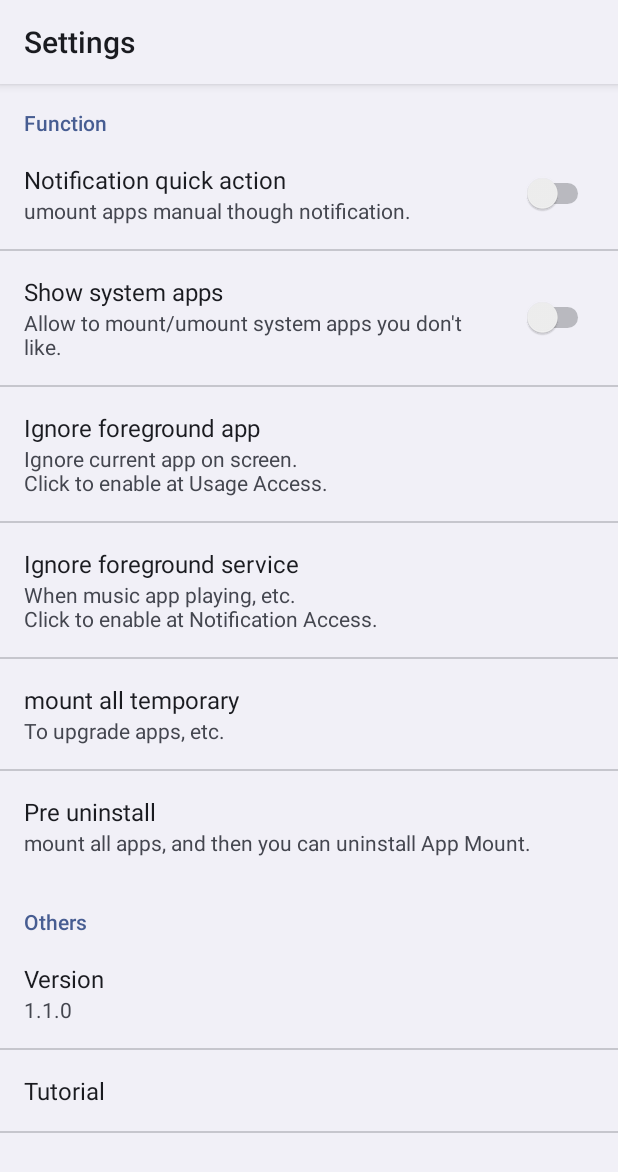
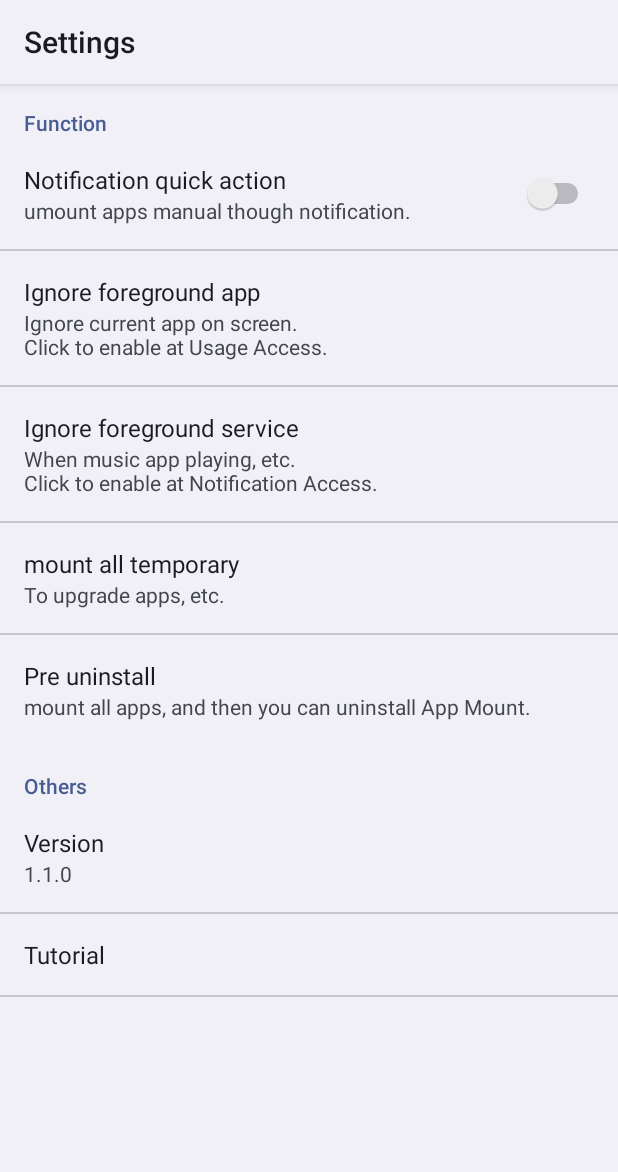
Before and after one commit to mthli/Mount, an Android app: the SettingsActivity screen opened directly, with no data from a screen before it, on a phone screen of 412 x 824 dp. Shown: the top 1172 px of the screen. Run offline under Robolectric (Android 15) with nearby library versions, the phone set to English and light mode, and no system bars; our stand-ins replace RxJava.

Commit message:
just show system apps which can be launched

```diff
--- a/app/src/main/java/io/github/mthli/mount/app/MountActivity.java
+++ b/app/src/main/java/io/github/mthli/mount/app/MountActivity.java
@@ -49,7 +49,6 @@ import io.github.mthli.mount.util.DisplayUtils;
 import io.github.mthli.mount.util.ImageUtils;
 import io.github.mthli.mount.util.IntentUtils;
 import io.github.mthli.mount.util.PolicyUtils;
-import io.github.mthli.mount.util.PreferenceUtils;
 import io.github.mthli.mount.util.RxUtils;
 import io.github.mthli.mount.util.ToastUtils;
 import io.github.mthli.mount.widget.PackageSettingLayout;
@@ -304,10 +303,8 @@ public class MountActivity extends Activity implements AbsListView.OnScrollListe
                         }
 
                         // filter we don't want
-                        boolean isShowSystemApps = PreferenceUtils.isShowSystemApps(MountActivity.this);
                         for (ApplicationInfo info : applicationInfoList) {
                             if (TextUtils.equals(info.packageName, getPackageName())
-                                    || (PolicyUtils.isSystemApp(info) && !isShowSystemApps)
                                     || nameSet.contains(info.packageName)) {
                                 continue;
                             }
--- a/app/src/main/java/io/github/mthli/mount/util/PreferenceUtils.java
+++ b/app/src/main/java/io/github/mthli/mount/util/PreferenceUtils.java
@@ -37,9 +37,4 @@ public class PreferenceUtils {
         String key = context.getString(R.string.preference_key_notification_quick_action);
         return PreferenceManager.getDefaultSharedPreferences(context).getBoolean(key, false);
     }
-
-    public static boolean isShowSystemApps(Context context) {
-        String key = context.getString(R.string.preference_key_show_system_apps);
-        return PreferenceManager.getDefaultSharedPreferences(context).getBoolean(key, false);
-    }
 }
--- a/app/src/main/res/values/strings.xml
+++ b/app/src/main/res/values/strings.xml
@@ -54,9 +54,6 @@
     <string name="preference_key_notification_quick_action">preference_key_show_notification</string>
     <string name="preference_title_notification_quick_action">Notification quick action</string>
     <string name="preference_summary_notification_quick_action">umount apps manual though notification.</string>
-    <string name="preference_key_show_system_apps">preference_key_show_system_apps</string>
-    <string name="preference_title_show_system_apps">Show system apps</string>
-    <string name="preference_summary_show_system_apps">Allow to mount/umount system apps you don\'t like.</string>
     <string name="preference_key_ignore_foreground_app">preference_key_ignore_foreground_app</string>
     <string name="preference_title_ignore_foreground_app">Ignore foreground app</string>
     <string name="preference_summary_ignore_foreground_app">
--- a/app/src/main/res/xml/preferences.xml
+++ b/app/src/main/res/xml/preferences.xml
@@ -26,13 +26,6 @@
                 android:key="@string/preference_key_notification_quick_action"
                 android:title="@string/preference_title_notification_quick_action"
                 android:summary="@string/preference_summary_notification_quick_action"
-                android:defaultValue="false">
-        </SwitchPreference>
-
-        <SwitchPreference
-                android:key="@string/preference_key_show_system_apps"
-                android:title="@string/preference_title_show_system_apps"
-                android:summary="@string/preference_summary_show_system_apps"
                 android:defaultValue="false">
         </SwitchPreference>
 
```
Also changed, not shown: 2 other files.
